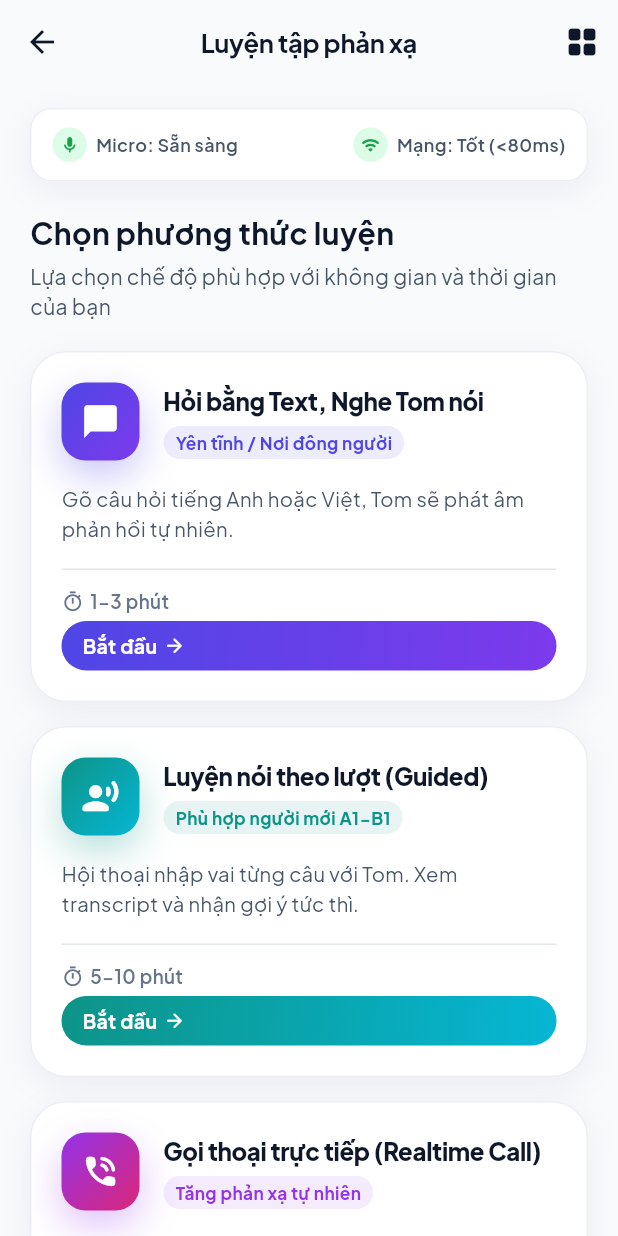
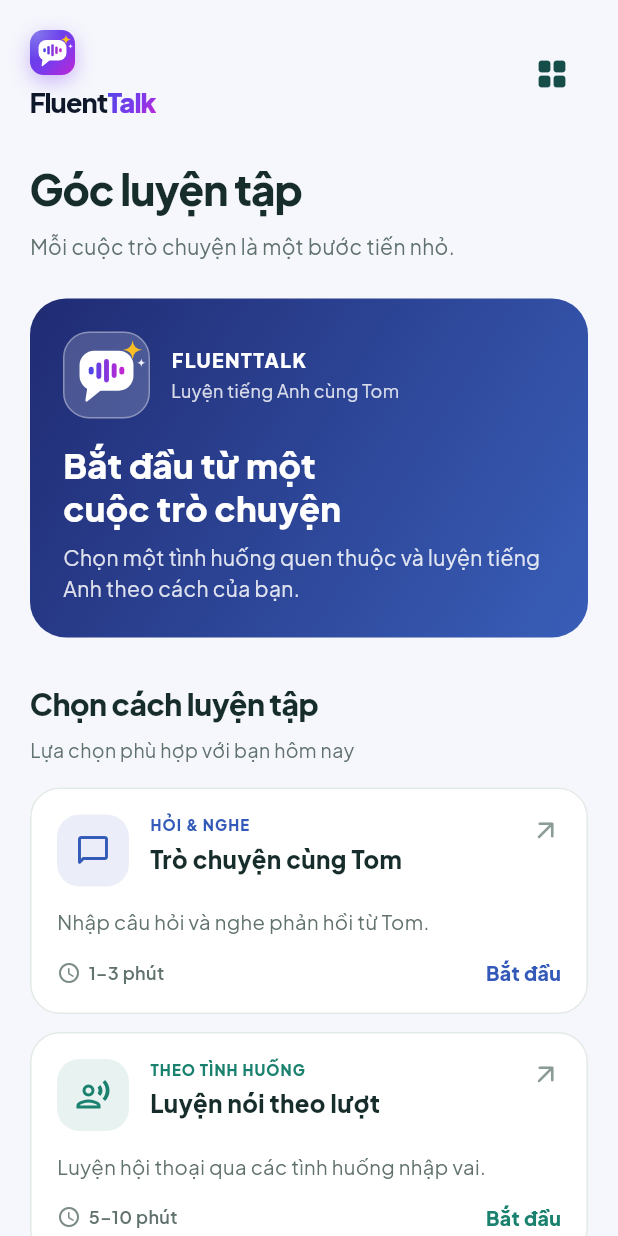
Before and after one commit to HipTran24/fluentTalk-mobile-app, a Flutter app: the PracticeHubScreen screen opened directly, on a phone screen of 412 x 824 dp. Run offline on Flutter 3.47's test engine with Material 3 defaults, Android fonts, the phone set to English and light mode, and no system bars; our stand-ins replace dio, flutter_riverpod, flutter_tts, go_router, shared_preferences, supabase_flutter; missing offline and left inert: dart:js_interop; accounts and stored records are empty.

Commit message:
fix giao diện practice_hub_screen

```diff
--- a/lib/features/scenarios/presentation/practice_hub_screen.dart
+++ b/lib/features/scenarios/presentation/practice_hub_screen.dart
@@ -1,292 +1,167 @@
-import '../../../core/widgets/adaptive_row.dart';
 import 'package:flutter/material.dart';
 import 'package:go_router/go_router.dart';
-import '../../../core/theme/app_colors.dart';
-import '../../../core/theme/app_radius.dart';
-import '../../../core/theme/app_spacing.dart';
+import '../../../core/widgets/app_logo.dart';
 
-/// Screen 07 — Practice Hub / Mode Selection
-/// Compliant with ESP-PLAN-001 Appendix B9
+/// Practice hub used by the demo version of the app.
 class PracticeHubScreen extends StatelessWidget {
   const PracticeHubScreen({super.key});
 
   @override
   Widget build(BuildContext context) {
     return Scaffold(
-      backgroundColor: AppColors.background,
-      appBar: AppBar(
-        title: const Text('Luyện tập phản xạ'),
-        actions: [
+      backgroundColor: const Color(0xFFF5F7FC),
+      body: SafeArea(
+        child: SingleChildScrollView(
+          padding: const EdgeInsets.fromLTRB(20, 20, 20, 40),
+          child: Center(
+            child: ConstrainedBox(
+              constraints: const BoxConstraints(maxWidth: 680),
+              child: Column(
+                  crossAxisAlignment: CrossAxisAlignment.start,
+                  children: [
+                    Row(children: [
+                      const Expanded(
+                          child: AppLogoWordmark(logoSize: 30, fontSize: 18)),
                       IconButton(
+                        tooltip: 'Kho tình huống',
                         onPressed: () => context.push('/practice/scenarios'),
                         icon: const Icon(Icons.grid_view_rounded),
-            tooltip: 'Kho kịch bản',
+                        color: const Color(0xFF164D48),
                       ),
-        ],
-      ),
-      body: SafeArea(
-        child: SingleChildScrollView(
-          padding: const EdgeInsets.symmetric(
-            horizontal: AppSpacing.pageHorizontal,
-            vertical: AppSpacing.pageVertical,
+                    ]),
+                    const SizedBox(height: 28),
+                    const Text('Góc luyện tập',
+                        style: TextStyle(
+                            color: Color(0xFF172D2B),
+                            fontSize: 28,
+                            fontWeight: FontWeight.w800,
+                            letterSpacing: -0.6)),
+                    const SizedBox(height: 8),
+                    const Text('Mỗi cuộc trò chuyện là một bước tiến nhỏ.',
+                        style: TextStyle(
+                            color: Color(0xFF61726E),
+                            fontSize: 14,
+                            height: 1.5)),
+                    const SizedBox(height: 24),
+                    Container(
+                      width: double.infinity,
+                      padding: const EdgeInsets.all(22),
+                      decoration: BoxDecoration(
+                        gradient: const LinearGradient(
+                            begin: Alignment.topLeft,
+                            end: Alignment.bottomRight,
+                            colors: [Color(0xFF202B73), Color(0xFF395EB8)]),
+                        borderRadius: BorderRadius.circular(24),
                       ),
                       child: Column(
                           crossAxisAlignment: CrossAxisAlignment.start,
                           children: [
-              // Network & Hardware Readiness Status
-              _buildReadinessBar(),
-
-              const SizedBox(height: AppSpacing.lg),
-
-              const Text(
-                'Chọn phương thức luyện',
+                            Row(
+                                crossAxisAlignment: CrossAxisAlignment.center,
+                                children: [
+                                  const AppLogo(
+                                      size: 58,
+                                      inverted: true,
+                                      withShadow: false),
+                                  const SizedBox(width: 14),
+                                  Expanded(
+                                      child: Column(
+                                          crossAxisAlignment:
+                                              CrossAxisAlignment.start,
+                                          children: [
+                                        const Text('FLUENTTALK',
                                             style: TextStyle(
+                                                color: Colors.white,
+                                                fontSize: 13,
+                                                fontWeight: FontWeight.w800,
+                                                letterSpacing: 1)),
+                                        const SizedBox(height: 3),
+                                        Text('Luyện tiếng Anh cùng Tom',
+                                            style: TextStyle(
+                                                color: Colors.white
+                                                    .withValues(alpha: 0.82),
+                                                fontSize: 12)),
+                                      ])),
+                                ]),
+                            const SizedBox(height: 16),
+                            const Text('Bắt đầu từ một\ncuộc trò chuyện',
+                                style: TextStyle(
+                                    color: Colors.white,
+                                    fontSize: 23,
+                                    height: 1.25,
+                                    fontWeight: FontWeight.w800)),
+                            const SizedBox(height: 8),
+                            Text(
+                                'Chọn một tình huống quen thuộc và luyện tiếng Anh theo cách của bạn.',
+                                style: TextStyle(
+                                    color: Colors.white.withValues(alpha: 0.85),
+                                    fontSize: 14,
+                                    height: 1.5)),
+                          ]),
+                    ),
+                    const SizedBox(height: 30),
+                    const Text('Chọn cách luyện tập',
+                        style: TextStyle(
+                            color: Color(0xFF172D2B),
                             fontSize: 20,
-                  fontWeight: FontWeight.w700,
-                  color: AppColors.textPrimary,
-                ),
-              ),
-              const SizedBox(height: 4),
-              const Text(
-                'Lựa chọn chế độ phù hợp với không gian và thời gian của bạn',
-                style: TextStyle(
-                  fontSize: 14,
-                  color: AppColors.textSecondary,
-                ),
-              ),
-
-              const SizedBox(height: AppSpacing.lg),
-
-              // Mode 1: Ask & Listen (Text to Voice)
-              _buildModeHeroCard(
-                context,
-                title: 'Hỏi bằng Text, Nghe Tom nói',
-                subtitle:
-                    'Gõ câu hỏi tiếng Anh hoặc Việt, Tom sẽ phát âm phản hồi tự nhiên.',
-                duration: '1-3 phút',
-                tag: 'Yên tĩnh / Nơi đông người',
-                icon: Icons.chat_bubble_rounded,
-                accentColor: AppColors.primary,
-                onTap: () => context.push('/practice/text'),
-              ),
-
-              const SizedBox(height: AppSpacing.md),
-
-              // Mode 2: Guided Speaking (Turn-based)
-              _buildModeHeroCard(
-                context,
-                title: 'Luyện nói theo lượt (Guided)',
-                subtitle:
-                    'Hội thoại nhập vai từng câu với Tom. Xem transcript và nhận gợi ý tức thì.',
-                duration: '5-10 phút',
-                tag: 'Phù hợp người mới A1-B1',
-                icon: Icons.record_voice_over_rounded,
-                accentColor: AppColors.accent,
-                onTap: () => context.push('/practice/scenarios'),
-              ),
-
-              const SizedBox(height: AppSpacing.md),
-
-              // Mode 3: Realtime Voice Call
-              _buildModeHeroCard(
-                context,
-                title: 'Gọi thoại trực tiếp (Realtime Call)',
-                subtitle:
-                    'Cuộc gọi 2 chiều tự nhiên như người thật. Hỗ trợ ngắt lời và phản xạ tức thì.',
-                duration: '5-15 phút',
-                tag: 'Tăng phản xạ tự nhiên',
-                icon: Icons.phone_in_talk_rounded,
-                accentColor: AppColors.purple,
-                onTap: () => context.push('/practice/realtime/quick_call'),
-              ),
-
-              const SizedBox(height: AppSpacing.huge),
-            ],
-          ),
-        ),
-      ),
-    );
-  }
-
-  Widget _buildReadinessBar() {
-    return Container(
-      padding: const EdgeInsets.symmetric(horizontal: 14, vertical: 12),
+                            fontWeight: FontWeight.w800,
+                            letterSpacing: -0.3)),
+                    const SizedBox(height: 6),
+                    const Text('Lựa chọn phù hợp với bạn hôm nay',
+                        style:
+                            TextStyle(color: Color(0xFF61726E), fontSize: 13)),
+                    const SizedBox(height: 16),
+                    _PracticeCard(
+                        icon: Icons.chat_bubble_outline_rounded,
+                        color: const Color(0xFF335AB8),
+                        label: 'HỎI & NGHE',
+                        title: 'Trò chuyện cùng Tom',
+                        description: 'Nhập câu hỏi và nghe phản hồi từ Tom.',
+                        duration: '1–3 phút',
+                        onTap: () => context.push('/practice/text')),
+                    const SizedBox(height: 12),
+                    _PracticeCard(
+                        icon: Icons.record_voice_over_outlined,
+                        color: const Color(0xFF19816E),
+                        label: 'THEO TÌNH HUỐNG',
+                        title: 'Luyện nói theo lượt',
+                        description:
+                            'Luyện hội thoại qua các tình huống nhập vai.',
+                        duration: '5–10 phút',
+                        onTap: () => context.push('/practice/scenarios')),
+                    const SizedBox(height: 12),
+                    _PracticeCard(
+                        icon: Icons.phone_in_talk_outlined,
+                        color: const Color(0xFF7955B9),
+                        label: 'GIỌNG NÓI',
+                        title: 'Gọi thoại trực tiếp',
+                        description:
+                            'Luyện phản xạ qua hội thoại bằng giọng nói.',
+                        duration: '5–15 phút',
+                        onTap: () =>
+                            context.push('/practice/realtime/quick_call')),
+                    const SizedBox(height: 24),
+                    Container(
+                      padding: const EdgeInsets.all(16),
                       decoration: BoxDecoration(
-        color: AppColors.surface,
-        borderRadius: BorderRadius.circular(AppRadius.md),
-        border: Border.all(color: AppColors.border.withValues(alpha: 0.7)),
-        boxShadow: AppColors.softShadow,
-      ),
-      child: AdaptiveRow(
-        children: [
-          _statusPill(Icons.mic_rounded, 'Micro: Sẵn sàng'),
-          const Spacer(),
-          _statusPill(Icons.wifi_rounded, 'Mạng: Tốt (<80ms)'),
-        ],
-      ),
-    );
-  }
-
-  Widget _statusPill(IconData icon, String label) {
-    return AdaptiveRow(
-      mainAxisSize: MainAxisSize.min,
-      children: [
-        Container(
-          padding: const EdgeInsets.all(5),
-          decoration: const BoxDecoration(
-              color: AppColors.successBg, shape: BoxShape.circle),
-          child: Icon(icon, size: 13, color: AppColors.success),
-        ),
-        const SizedBox(width: 6),
-        Text(
-          label,
-          style: const TextStyle(
-              fontSize: 12,
-              fontWeight: FontWeight.w600,
-              color: AppColors.textSecondary),
-        ),
-      ],
-    );
-  }
-
-  LinearGradient _gradientFor(Color c) {
-    if (c == AppColors.accent) return AppColors.accentGradient;
-    if (c == AppColors.primary) return AppColors.brandGradient;
-    return AppColors.purpleGradient;
-  }
-
-  Widget _buildModeHeroCard(
-    BuildContext context, {
-    required String title,
-    required String subtitle,
-    required String duration,
-    required String tag,
-    required IconData icon,
-    required Color accentColor,
-    required VoidCallback onTap,
-  }) {
-    final gradient = _gradientFor(accentColor);
-    return Container(
-      decoration: BoxDecoration(
-        color: AppColors.surface,
-        borderRadius: AppRadius.cardRadiusLarge,
-        border: Border.all(color: AppColors.border.withValues(alpha: 0.7)),
-        boxShadow: AppColors.softShadow,
-      ),
-      child: Material(
-        color: Colors.transparent,
-        child: InkWell(
-          onTap: onTap,
-          borderRadius: AppRadius.cardRadiusLarge,
-          child: Padding(
-            padding: const EdgeInsets.all(AppSpacing.lg),
-            child: Column(
+                          color: const Color(0xFFE9EEFC),
+                          borderRadius: BorderRadius.circular(18)),
+                      child: const Row(
                           crossAxisAlignment: CrossAxisAlignment.start,
                           children: [
-                Row(
-                  children: [
-                    Container(
-                      width: 52,
-                      height: 52,
-                      decoration: BoxDecoration(
-                        gradient: gradient,
-                        borderRadius: BorderRadius.circular(16),
-                        boxShadow: AppColors.glow(accentColor, opacity: 0.3),
+                            Icon(Icons.tips_and_updates_outlined,
+                                color: Color(0xFF267561)),
+                            SizedBox(width: 12),
+                            Expanded(
+                                child: Text(
+                                    'Hãy chọn một chủ đề gần gũi và dành vài phút luyện tập mỗi ngày.',
+                                    style: TextStyle(
+                                        color: Color(0xFF355C50),
+                                        fontSize: 13,
+                                        height: 1.5))),
+                          ]),
                     ),
-                      child: Icon(icon, color: Colors.white, size: 26),
-                    ),
-                    const SizedBox(width: AppSpacing.md),
-                    Expanded(
-                      child: Column(
-                        crossAxisAlignment: CrossAxisAlignment.start,
-                        children: [
-                          Text(
-                            title,
-                            style: const TextStyle(
-                              fontSize: 16,
-                              fontWeight: FontWeight.w800,
-                              color: AppColors.textPrimary,
-                              letterSpacing: -0.2,
-                            ),
-                          ),
-                          const SizedBox(height: 5),
-                          Container(
-                            padding: const EdgeInsets.symmetric(
-                                horizontal: 8, vertical: 3),
-                            decoration: BoxDecoration(
-                              color: accentColor.withValues(alpha: 0.1),
-                              borderRadius:
-                                  BorderRadius.circular(AppRadius.round),
-                            ),
-                            child: Text(
-                              tag,
-                              style: TextStyle(
-                                fontSize: 11.5,
-                                fontWeight: FontWeight.w700,
-                                color: accentColor,
-                              ),
-                            ),
-                          ),
-                        ],
-                      ),
-                    ),
-                  ],
-                ),
-                const SizedBox(height: AppSpacing.md),
-                Text(
-                  subtitle,
-                  style: const TextStyle(
-                    fontSize: 13.5,
-                    color: AppColors.textSecondary,
-                    height: 1.45,
-                  ),
-                ),
-                const SizedBox(height: AppSpacing.md),
-                const Divider(height: 1),
-                const SizedBox(height: AppSpacing.sm),
-                AdaptiveRow(
-                  mainAxisAlignment: MainAxisAlignment.spaceBetween,
-                  children: [
-                    AdaptiveRow(
-                      children: [
-                        const Icon(Icons.timer_outlined,
-                            size: 15, color: AppColors.textMuted),
-                        const SizedBox(width: 4),
-                        Text(
-                          duration,
-                          style: const TextStyle(
-                              fontSize: 12.5,
-                              color: AppColors.textMuted,
-                              fontWeight: FontWeight.w600),
-                        ),
-                      ],
-                    ),
-                    Container(
-                      padding: const EdgeInsets.symmetric(
-                          horizontal: 14, vertical: 7),
-                      decoration: BoxDecoration(
-                        gradient: gradient,
-                        borderRadius: BorderRadius.circular(AppRadius.round),
-                      ),
-                      child: const Row(
-                        children: [
-                          Text(
-                            'Bắt đầu',
-                            style: TextStyle(
-                              fontSize: 13,
-                              fontWeight: FontWeight.w700,
-                              color: Colors.white,
-                            ),
-                          ),
-                          SizedBox(width: 4),
-                          Icon(Icons.arrow_forward_rounded,
-                              size: 15, color: Colors.white),
-                        ],
-                      ),
-                    ),
-                  ],
-                ),
-              ],
+                  ]),
             ),
           ),
         ),
@@ -294,3 +169,87 @@
     );
   }
 }
+
+class _PracticeCard extends StatelessWidget {
+  const _PracticeCard(
+      {required this.icon,
+      required this.color,
+      required this.label,
+      required this.title,
+      required this.description,
+      required this.duration,
+      required this.onTap});
+  final IconData icon;
+  final Color color;
+  final String label, title, description, duration;
+  final VoidCallback onTap;
+
+  @override
+  Widget build(BuildContext context) {
+    return Material(
+      color: Colors.white,
+      borderRadius: BorderRadius.circular(20),
+      child: InkWell(
+        onTap: onTap,
+        borderRadius: BorderRadius.circular(20),
+        child: Container(
+          padding: const EdgeInsets.all(17),
+          decoration: BoxDecoration(
+              borderRadius: BorderRadius.circular(20),
+              border: Border.all(color: const Color(0xFFE2EAE6))),
+          child:
+              Column(crossAxisAlignment: CrossAxisAlignment.start, children: [
+            Row(crossAxisAlignment: CrossAxisAlignment.start, children: [
+              Container(
+                  width: 48,
+                  height: 48,
+                  decoration: BoxDecoration(
+                      color: color.withValues(alpha: 0.10),
+                      borderRadius: BorderRadius.circular(15)),
+                  child: Icon(icon, color: color, size: 24)),
+              const SizedBox(width: 14),
+              Expanded(
+                  child: Column(
+                      crossAxisAlignment: CrossAxisAlignment.start,
+                      children: [
+                    Text(label,
+                        style: TextStyle(
+                            color: color,
+                            fontSize: 10,
+                            letterSpacing: 0.7,
+                            fontWeight: FontWeight.w800)),
+                    const SizedBox(height: 4),
+                    Text(title,
+                        style: const TextStyle(
+                            color: Color(0xFF172D2B),
+                            fontSize: 16,
+                            fontWeight: FontWeight.w800)),
+                  ])),
+              const Icon(Icons.arrow_outward_rounded,
+                  size: 20, color: Color(0xFF8B9B95)),
+            ]),
+            const SizedBox(height: 14),
+            Text(description,
+                style: const TextStyle(
+                    color: Color(0xFF61726E), fontSize: 13.5, height: 1.45)),
+            const SizedBox(height: 14),
+            Row(children: [
+              const Icon(Icons.schedule_rounded,
+                  color: Color(0xFF7B8C86), size: 16),
+              const SizedBox(width: 5),
+              Text(duration,
+                  style: const TextStyle(
+                      color: Color(0xFF61726E),
+                      fontSize: 12,
+                      fontWeight: FontWeight.w600)),
+              const Spacer(),
+              Text('Bắt đầu',
+                  style: TextStyle(
+                      color: color, fontSize: 13, fontWeight: FontWeight.w800)),
+            ]),
+          ]),
+        ),
+      ),
+    );
+  }
+}
```
Lines whose indentation alone changed are shown as unchanged.
